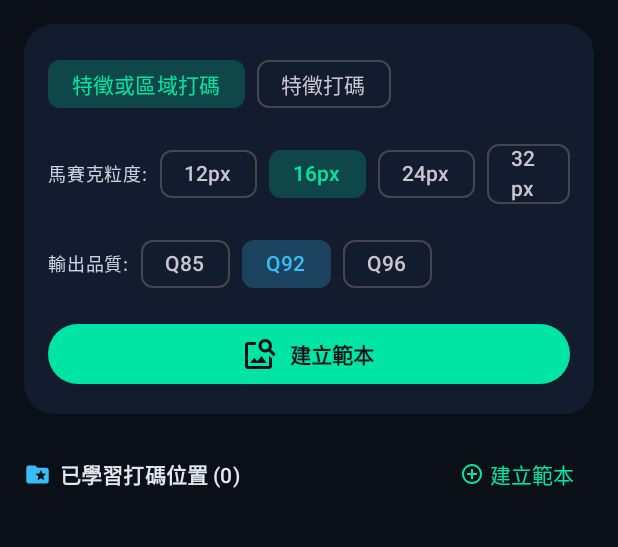
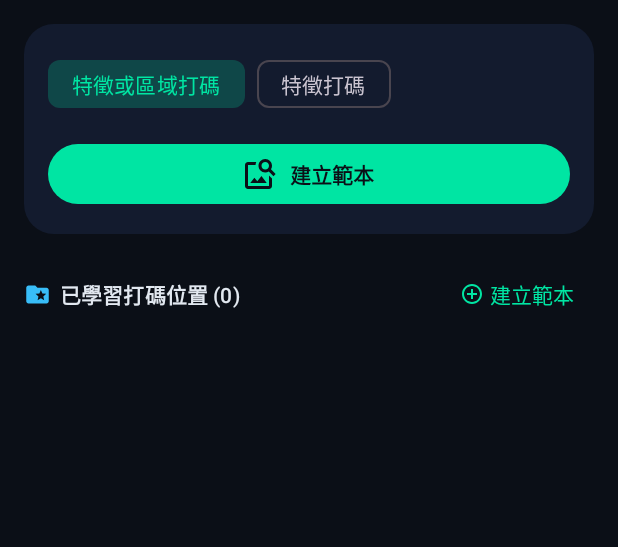
Before and after one commit to Sinoro-Code/homography-auto-mosaic, an Android app built with Jetpack Compose: the screen it shows after launch (MainActivity), on a phone screen of 412 x 824 dp, the part 72-619 px from its top. Run offline under Robolectric (Android 15) with nearby library versions, the phone set to English and light mode, and no system bars; 2 statements that could not run were skipped.

Commit message:
ui(settings): fix mosaic block size to 32px and JPEG quality to Q85, remove selector rows (v2.2.5)

```diff
--- a/app/build.gradle.kts
+++ b/app/build.gradle.kts
@@ -18,8 +18,8 @@ android {
         applicationId = "com.antigravity.homographymosaic"
         minSdk = 24
         targetSdk = 35
-        versionCode = 224
-        versionName = "2.2.4-FAMTPL02"
+        versionCode = 225
+        versionName = "2.2.5-FAMTPL02"
 
         ndk {
             // Strict cross-vendor ARMv8 & ARMv7 NEON support
--- a/app/src/main/java/com/antigravity/homographymosaic/MainActivity.kt
+++ b/app/src/main/java/com/antigravity/homographymosaic/MainActivity.kt
@@ -22,7 +22,6 @@ import androidx.compose.material3.darkColorScheme
 import androidx.compose.runtime.Composable
 import androidx.compose.runtime.LaunchedEffect
 import androidx.compose.runtime.getValue
-import androidx.compose.runtime.mutableIntStateOf
 import androidx.compose.runtime.mutableStateOf
 import androidx.compose.runtime.saveable.rememberSaveable
 import androidx.compose.runtime.setValue
@@ -60,7 +59,7 @@ class MainActivity : ComponentActivity() {
         super.onCreate(savedInstanceState)
 
         engineSession = MosaicEngineSession(
-            initialBlockSize = 16,
+            initialBlockSize = 32,
             initialNoiseAmplitude = 18,
             initialFallbackToFixedPosition = true
         )
@@ -90,8 +89,6 @@ private fun HomographyMosaicApp(
     templateRepository: TemplateRepository
 ) {
     var learningPhotoUriString by rememberSaveable { mutableStateOf<String?>(null) }
-    var blockSize by rememberSaveable { mutableIntStateOf(16) }
-    var jpegQuality by rememberSaveable { mutableIntStateOf(92) }
     var fallbackToFixedPosition by rememberSaveable { mutableStateOf(true) }
 
     // Sub-1ms FAMTPL02 binary mmap cold-start preload (zero camera permissions needed)
@@ -142,10 +139,6 @@ private fun HomographyMosaicApp(
                 BatchGalleryScreen(
                     engineSession = engineSession,
                     templateRepository = templateRepository,
-                    blockSize = blockSize,
-                    onBlockSizeChange = { blockSize = it },
-                    jpegQuality = jpegQuality,
-                    onJpegQualityChange = { jpegQuality = it },
                     fallbackToFixedPosition = fallbackToFixedPosition,
                     onFallbackToFixedPositionChange = { fallbackToFixedPosition = it },
                     onReferencePhotoPicked = { pickedUri ->
--- a/app/src/main/java/com/antigravity/homographymosaic/ui/BatchGalleryScreen.kt
+++ b/app/src/main/java/com/antigravity/homographymosaic/ui/BatchGalleryScreen.kt
@@ -78,14 +78,13 @@ data class BatchItemReport(
     val telemetry: GalleryJpegTelemetry
 )
 
+private const val FIXED_MOSAIC_BLOCK_SIZE_PX = 32
+private const val FIXED_OUTPUT_JPEG_QUALITY = 85
+
 @Composable
 fun BatchGalleryScreen(
     engineSession: MosaicEngineSession,
     templateRepository: TemplateRepository,
-    blockSize: Int,
-    onBlockSizeChange: (Int) -> Unit,
-    jpegQuality: Int,
-    onJpegQualityChange: (Int) -> Unit,
     fallbackToFixedPosition: Boolean,
     onFallbackToFixedPositionChange: (Boolean) -> Unit,
     onReferencePhotoPicked: (Uri) -> Unit,
@@ -116,8 +115,8 @@ fun BatchGalleryScreen(
                     engineSession = engineSession,
                     sourceUri = srcUri,
                     itemIndex = idx + 1,
-                    jpegQuality = jpegQuality,
-                    blockSize = blockSize
+                    jpegQuality = FIXED_OUTPUT_JPEG_QUALITY,
+                    blockSize = FIXED_MOSAIC_BLOCK_SIZE_PX
                 )
                 reports.add(0, report)
                 completedCount = idx + 1
@@ -191,57 +190,6 @@ fun BatchGalleryScreen(
                                 selectedLabelColor = Color(0xFF38BDF8)
                             )
                         )
-                    }
-
-                    // Mosaic Block Size selector
-                    Row(
-                        modifier = Modifier.fillMaxWidth(),
-                        verticalAlignment = Alignment.CenterVertically,
-                        horizontalArrangement = Arrangement.spacedBy(8.dp)
-                    ) {
-                        Text(
-                            text = "馬賽克粒度:",
-                            style = MaterialTheme.typography.labelMedium,
-                            color = Color(0xFFCBD5E1)
-                        )
-                        listOf(12, 16, 24, 32).forEach { sizeOption ->
-                            FilterChip(
-                                selected = blockSize == sizeOption,
-                                onClick = {
-                                    onBlockSizeChange(sizeOption)
-                                    engineSession.updateParameters(blockSize = sizeOption)
-                                },
-                                label = { Text("${sizeOption}px") },
-                                colors = FilterChipDefaults.filterChipColors(
-                                    selectedContainerColor = Color(0xFF00E5A3).copy(alpha = 0.22f),
-                                    selectedLabelColor = Color(0xFF00E5A3)
-                                )
-                            )
-                        }
-                    }
-
-                    // JPEG Quality quick selector
-                    Row(
-                        modifier = Modifier.fillMaxWidth(),
-                        verticalAlignment = Alignment.CenterVertically,
-                        horizontalArrangement = Arrangement.spacedBy(8.dp)
-                    ) {
-                        Text(
-                            text = "輸出品質:",
-                            style = MaterialTheme.typography.labelMedium,
-                            color = Color(0xFFCBD5E1)
-                        )
-                        listOf(85, 92, 96).forEach { qOption ->
-                            FilterChip(
-                                selected = jpegQuality == qOption,
-                                onClick = { onJpegQualityChange(qOption) },
-                                label = { Text("Q$qOption") },
-                                colors = FilterChipDefaults.filterChipColors(
-                                    selectedContainerColor = Color(0xFF38BDF8).copy(alpha = 0.24f),
-                                    selectedLabelColor = Color(0xFF38BDF8)
-                                )
-                            )
-                        }
                     }
 
                     if (isProcessing && totalSelectedCount > 0) {
```
